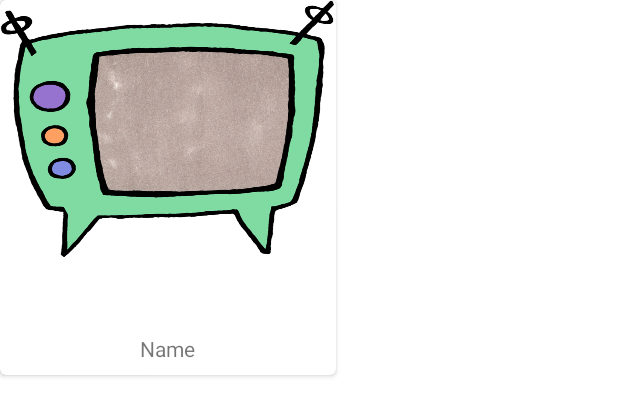
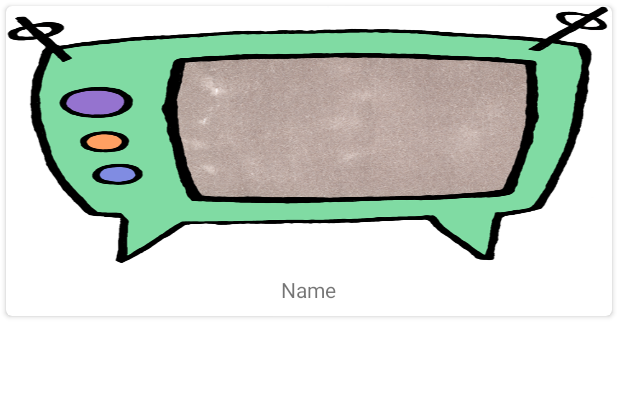
Before and after one commit to EvansMutwiri/tvsta, an Android app: the layout tv_show_layout_adapter.xml on its own in the app's theme, with its tools: preview values and no code run, on a phone screen of 412 x 824 dp. Shown: the top 416 px of the screen. Run offline under Robolectric (Android 15) with nearby library versions, the phone set to English and light mode, and no system bars; network calls fail.

Commit message:
grid layout

```diff
--- a/app/src/main/res/layout/tv_show_layout_adapter.xml
+++ b/app/src/main/res/layout/tv_show_layout_adapter.xml
@@ -1,20 +1,23 @@
 <?xml version="1.0" encoding="utf-8"?>
 <androidx.cardview.widget.CardView xmlns:android="http://schemas.android.com/apk/res/android"
-    android:layout_width="wrap_content"
-    android:layout_height="250dp"
+    android:layout_width="match_parent"
+    android:layout_height="wrap_content"
     xmlns:app="http://schemas.android.com/apk/res-auto"
     android:orientation="vertical"
-    android:elevation="8dp"
+    android:elevation="10dp"
+    android:layout_margin="4dp"
     app:cardCornerRadius="4dp">
 
     <LinearLayout
-        android:layout_width="224dp"
+        android:layout_gravity="center"
+        android:layout_width="match_parent"
         android:layout_height="match_parent"
         android:orientation="vertical">
 
         <ImageView
             android:id="@+id/imageView"
-            android:layout_width="match_parent"
+            android:layout_gravity="center"
+            android:layout_width="wrap_content"
             android:layout_height="171dp"
             android:scaleType="fitXY"
             app:srcCompat="@drawable/tvsta" />
@@ -23,8 +26,8 @@
             android:id="@+id/textView"
             android:layout_width="wrap_content"
             android:layout_height="match_parent"
+            android:layout_gravity="center"
             android:layout_margin="8dp"
-            android:layout_gravity="center"
             android:gravity="bottom"
             android:maxLines="1"
             android:text="Name" />
```
Also changed, not shown: app/src/main/java/com/evans/tvsta/MainActivity.kt (+4 -3 lines).
